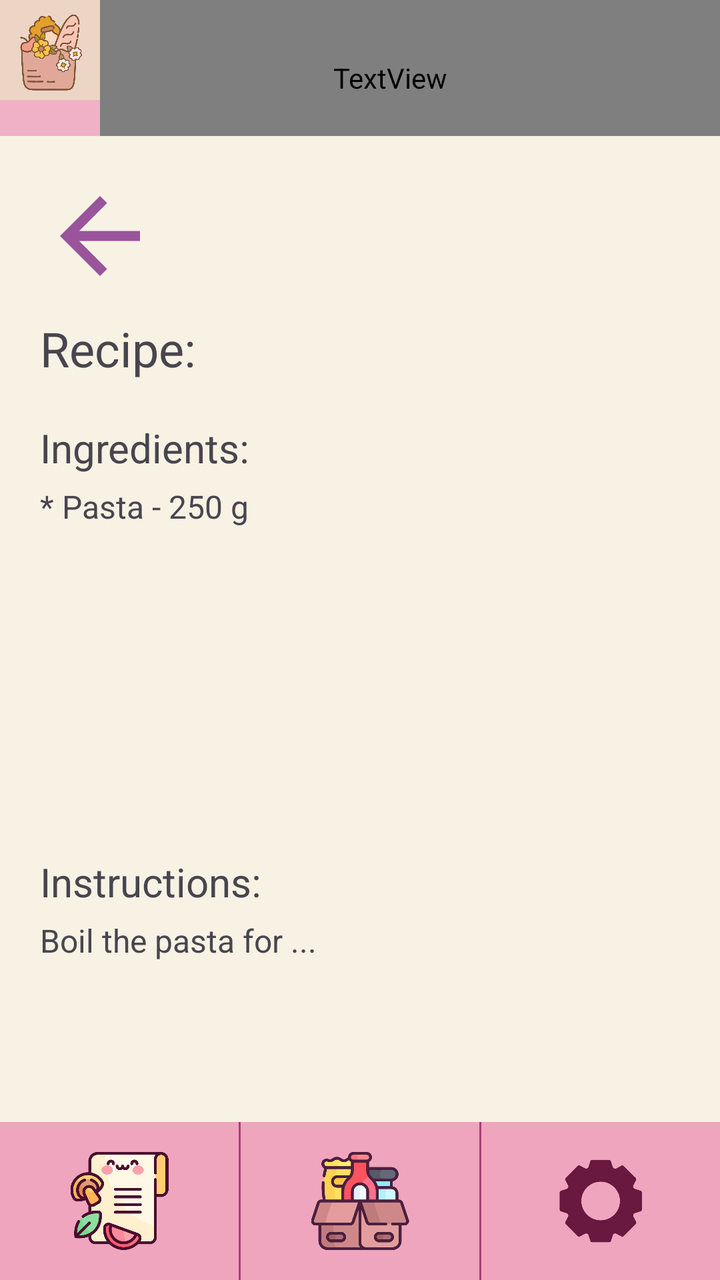
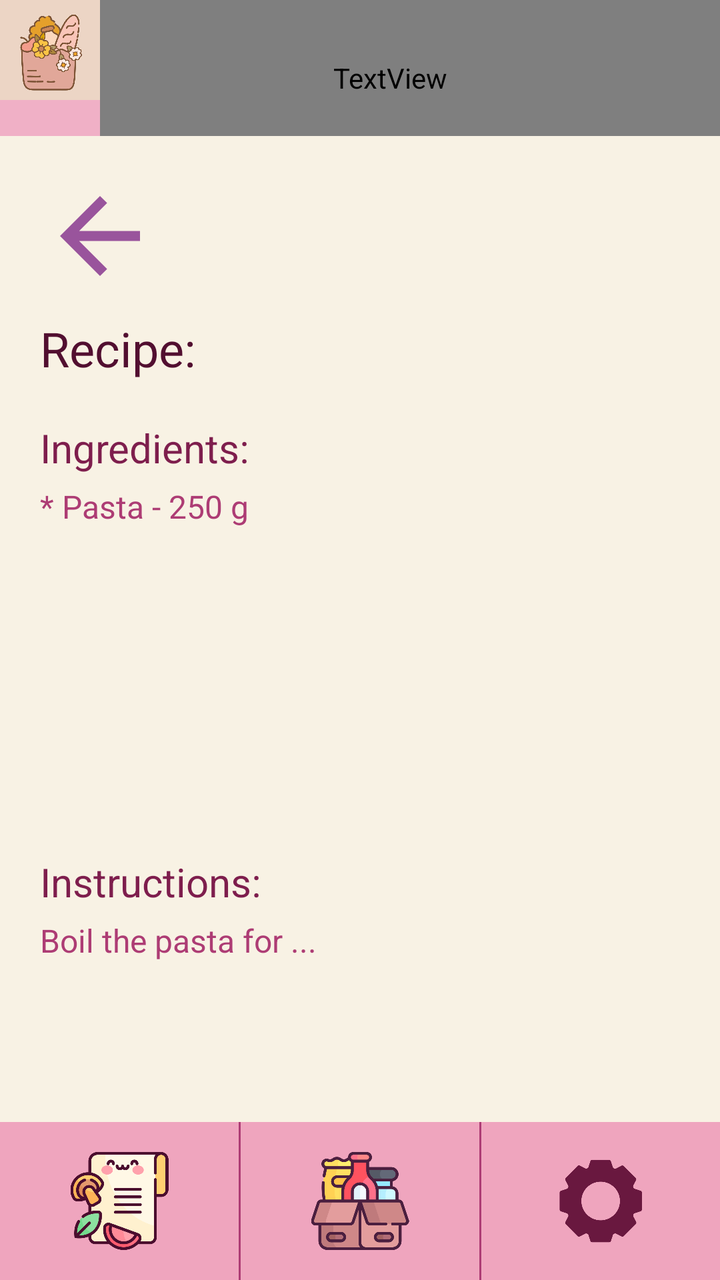

Two renders of the same Android screen: before a commit and after it. Below are the layout's source before the change and the commit's diff.
<!-- AndroidManifest.xml: application theme Theme.SmartPantryManager -->
<!-- res/layout/activity_recipe_detail.xml -->
<?xml version="1.0" encoding="utf-8"?>
<LinearLayout xmlns:android="http://schemas.android.com/apk/res/android"
    xmlns:app="http://schemas.android.com/apk/res-auto"
    android:background="#F8F2E4"
    android:orientation="vertical"
    xmlns:tools="http://schemas.android.com/tools"
    android:id="@+id/recipe_detail_screen"
    android:layout_width="match_parent"
    android:layout_height="match_parent"
    tools:context=".activities.RecipeDetailActivity">

    <include
        android:id="@+id/header"
        layout="@layout/header_layout"/>

    <LinearLayout
        android:layout_width="match_parent"
        android:layout_height="0dp"
        android:layout_weight="1"
        android:orientation="vertical"
        android:padding="20dp">

        <ImageView
            android:id="@+id/recipe_back_btn"
            android:layout_width="60dp"
            android:layout_height="60dp"
            android:clickable="true"
            android:contentDescription="@string/back_button"
            app:srcCompat="@drawable/outline_arrow_back_24" />

        <TextView
            android:id="@+id/recipe_heading"
            android:layout_width="match_parent"
            android:layout_height="wrap_content"
            android:layout_marginTop="10dp"
            android:text="@string/recipe_heading"
            android:textAlignment="center"
            android:textSize="24sp" />

        <TextView
            android:id="@+id/recipe_ingredients_heading"
            android:layout_width="match_parent"
            android:layout_height="wrap_content"
            android:layout_marginTop="20dp"
            android:text="@string/ingredients_heading"
            android:textSize="20sp" />

        <TextView
            android:id="@+id/recipe_ingredients"
            android:layout_width="match_parent"
            android:layout_height="165dp"
            android:layout_marginTop="5dp"
            android:text="@string/ingredient_list"
            android:textSize="16sp" />

        <TextView
            android:id="@+id/recipe_instructions_heading"
            android:layout_width="match_parent"
            android:layout_height="wrap_content"
            android:layout_marginTop="20dp"
            android:text="@string/recipe_instructions_heading"
            android:textSize="20sp" />

        <TextView
            android:id="@+id/recipe_instructions"
            android:layout_width="match_parent"
            android:layout_height="130dp"
            android:layout_marginTop="5dp"
            android:text="@string/recipe_instruction"
            android:textSize="16sp" />

    </LinearLayout>

    <include
        android:id="@+id/nav_bar"
        layout="@layout/nav_bar"/>

</LinearLayout>
<!-- res/layout/header_layout.xml (included above) -->
<?xml version="1.0" encoding="utf-8"?>
<LinearLayout xmlns:android="http://schemas.android.com/apk/res/android"
    android:id="@+id/header"
    android:layout_width="match_parent"
    android:layout_height="68dp"
    android:background="@color/title_bar_background"
    android:orientation="horizontal">

    <ImageView
        android:id="@+id/imageView"
        android:layout_width="40dp"
        android:layout_height="match_parent"
        android:layout_weight="1"
        android:contentDescription="@string/smart_pantry_logo"
        android:foregroundTint="#FEDE3692"
        android:scaleType="fitStart"
        android:src="@drawable/smart_pantry_logo" />

    <TextView
        android:id="@+id/header_title"
        android:layout_width="300dp"
        android:layout_height="match_parent"
        android:layout_weight="1"
        android:fontFamily="@font/calligraffitti"
        android:paddingTop="10dp"
        android:paddingEnd="20dp"
        android:text="@string/my_pantry"
        android:textAlignment="textEnd"
        android:textColor="@color/title_text"
        android:textIsSelectable="false"
        android:textSize="34sp"
        android:textStyle="bold" />

</LinearLayout>
<!-- res/layout/nav_bar.xml (included above) -->
<?xml version="1.0" encoding="utf-8"?>
<LinearLayout xmlns:android="http://schemas.android.com/apk/res/android"
    android:id="@+id/nav_bar"
    android:baselineAligned="false"
    android:orientation="horizontal"
    android:layout_width="match_parent"
    android:layout_height="79dp"
    android:background="@color/nav_bar_background">

    <LinearLayout
        android:id="@+id/recipe_tab"
        android:layout_width="0dp"
        android:layout_height="match_parent"
        android:layout_weight="1"
        android:clickable="true"
        android:focusable="true"
        android:contentDescription="@string/recipe_tab"
        android:orientation="vertical"
        android:padding="15dp">


        <ImageView
            android:id="@+id/imageView2"
            android:layout_width="match_parent"
            android:layout_height="wrap_content"
            android:contentDescription="@string/recipes"
            android:src="@drawable/recipe" />
    </LinearLayout>

    <View
        android:id="@+id/divider"
        android:layout_width="1dp"
        android:layout_height="match_parent"
        android:background="@color/divider_background"
        android:maxWidth="1dp"
        android:minWidth="1dp" />

    <LinearLayout
        android:id="@+id/pantry_tab"
        android:layout_width="0dp"
        android:layout_height="match_parent"
        android:layout_weight="1"
        android:clickable="true"
        android:focusable="true"
        android:contentDescription="@string/pantry_tab"
        android:orientation="vertical"
        android:padding="15dp">


        <ImageView
            android:id="@+id/imageView3"
            android:layout_width="match_parent"
            android:layout_height="wrap_content"
            android:contentDescription="@string/pantry"
            android:src="@drawable/pantry" />
    </LinearLayout>

    <View
        android:id="@+id/divider2"
        android:layout_width="1dp"
        android:layout_height="match_parent"
        android:background="@color/divider_background"
        android:maxWidth="1dp"
        android:minWidth="1dp" />

    <LinearLayout
        android:id="@+id/settings_tab"
        android:layout_width="0dp"
        android:layout_height="match_parent"
        android:layout_weight="1"
        android:clickable="true"
        android:focusable="true"
        android:contentDescription="@string/settings_tab"
        android:orientation="vertical"
        android:padding="15dp">

        <ImageView
            android:id="@+id/imageView4"
            android:layout_width="match_parent"
            android:layout_height="wrap_content"
            android:contentDescription="@string/settings"
            android:src="@drawable/settings" />
    </LinearLayout>

</LinearLayout>
<!-- resources referenced by this layout -->
<resources>
  <color name="divider_background">#AD3C74</color>
  <color name="nav_bar_background">#EFA5BE</color>
  <color name="title_bar_background">#F0B0C6</color>
  <color name="title_text">#BC2567</color>
  <!-- drawable outline_arrow_back_24 (drawable) -->
  <vector xmlns:android="http://schemas.android.com/apk/res/android" android:autoMirrored="true" android:height="24dp" android:tint="#99549C" android:viewportHeight="960" android:viewportWidth="960" android:width="24dp">
        
      <path android:fillColor="@android:color/white" android:pathData="M313,520L537,744L480,800L160,480L480,160L537,216L313,440L800,440L800,520L313,520Z"/>
      
  </vector>
  <!-- drawable pantry: png bitmap (drawable, 29431 bytes) -->
  <!-- drawable recipe: png bitmap (drawable, 45231 bytes) -->
  <!-- drawable settings: png bitmap (drawable, 16069 bytes) -->
  <!-- drawable smart_pantry_logo: png bitmap (drawable, 32805 bytes) -->
  <string name="back_button">back</string>
  <string name="ingredient_list">* Pasta - 250 g</string>
  <string name="ingredients_heading">Ingredients:</string>
  <string name="my_pantry">My Pantry</string>
  <string name="pantry">Pantry</string>
  <string name="pantry_tab">Pantry Tab</string>
  <string name="recipe_heading">Recipe:</string>
  <string name="recipe_instruction">Boil the pasta for ...</string>
  <string name="recipe_instructions_heading">Instructions:</string>
  <string name="recipe_tab">Recipe Tab</string>
  <string name="recipes">Recipes</string>
  <string name="settings">Settings</string>
  <string name="settings_tab">Settings Tab</string>
  <string name="smart_pantry_logo">Smart Pantry Logo</string>
  <style name="Theme.SmartPantryManager" parent="Base.Theme.SmartPantryManager" />
  <style name="Base.Theme.SmartPantryManager" parent="Theme.Material3.DayNight.NoActionBar">
          
          
      </style>
</resources>

<!-- the commit's change to res/layout/activity_recipe_detail.xml (unified diff, before → after) -->
@@ -33,6 +33,7 @@
             android:layout_width="match_parent"
             android:layout_height="wrap_content"
             android:layout_marginTop="10dp"
+            android:textColor="@color/recipe_detail_heading"
             android:text="@string/recipe_heading"
             android:textAlignment="center"
             android:textSize="24sp" />
@@ -42,6 +43,7 @@
             android:layout_width="match_parent"
             android:layout_height="wrap_content"
             android:layout_marginTop="20dp"
+            android:textColor="@color/recipe_detail_subheading"
             android:text="@string/ingredients_heading"
             android:textSize="20sp" />
 
@@ -50,6 +52,7 @@
             android:layout_width="match_parent"
             android:layout_height="165dp"
             android:layout_marginTop="5dp"
+            android:textColor="@color/body_text"
             android:text="@string/ingredient_list"
             android:textSize="16sp" />
 
@@ -58,6 +61,7 @@
             android:layout_width="match_parent"
             android:layout_height="wrap_content"
             android:layout_marginTop="20dp"
+            android:textColor="@color/recipe_detail_subheading"
             android:text="@string/recipe_instructions_heading"
             android:textSize="20sp" />
 
@@ -65,6 +69,7 @@
             android:id="@+id/recipe_instructions"
             android:layout_width="match_parent"
             android:layout_height="130dp"
+            android:textColor="@color/body_text"
             android:layout_marginTop="5dp"
             android:text="@string/recipe_instruction"
             android:textSize="16sp" />
<!-- resource entries referenced after the edit -->
@@ -1,7 +1,10 @@
 <!-- resources referenced by this layout -->
 <resources>
+  <color name="body_text">#AD3C74</color>
   <color name="divider_background">#AD3C74</color>
   <color name="nav_bar_background">#EFA5BE</color>
+  <color name="recipe_detail_heading">#520F30</color>
+  <color name="recipe_detail_subheading">#7E1E4D</color>
   <color name="title_bar_background">#F0B0C6</color>
   <color name="title_text">#BC2567</color>
   <!-- drawable outline_arrow_back_24 (drawable) -->
